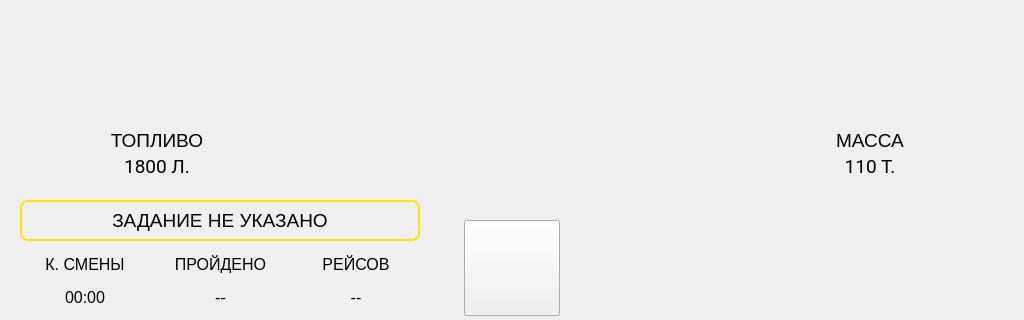
Above: src/KbAis.OpenPit.Firmware.App.Dmp.Presentation/opf/app/view/dmp/screens/main/main_view.ui from KB-AIS/kbais-openpit-firmware before the change; both pictures show x 0 to 1024 and y 240 to 560 of the 1024 by 560 pixel window. Below: the same form after it.
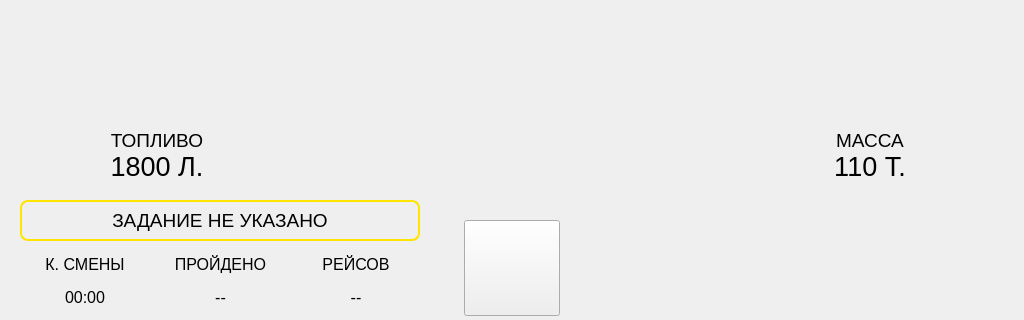
That is the form after the change. Icons and pictures are not drawn. Custom widgets are drawn as their Qt base class.

The edit to the form file:
```diff
--- a/src/KbAis.OpenPit.Firmware.App.Dmp.Presentation/opf/app/view/dmp/screens/main/main_view.ui
+++ b/src/KbAis.OpenPit.Firmware.App.Dmp.Presentation/opf/app/view/dmp/screens/main/main_view.ui
@@ -442,8 +442,7 @@
    </property>
    <property name="font">
     <font>
-     <family>Roboto</family>
-     <pointsize>14</pointsize>
+     <pointsize>20</pointsize>
     </font>
    </property>
    <property name="text">
@@ -464,8 +463,7 @@
    </property>
    <property name="font">
     <font>
-     <family>Roboto</family>
-     <pointsize>14</pointsize>
+     <pointsize>20</pointsize>
     </font>
    </property>
    <property name="text">
```
